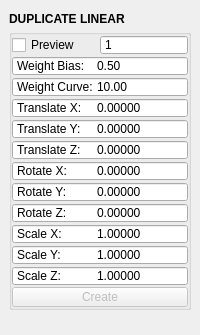
The window that mayatk/edit_utils/duplicate_linear.ui (m3trik/mayatk) describes before a commit, drawn with Qt 5.
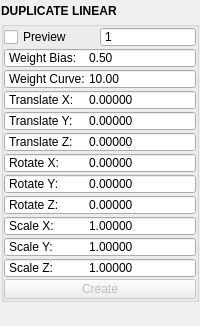
The same window after the commit. Custom widgets are drawn as their Qt base class.

The edit to the form file:
```diff
--- a/mayatk/edit_utils/duplicate_linear.ui
+++ b/mayatk/edit_utils/duplicate_linear.ui
@@ -7,7 +7,7 @@
     <x>0</x>
     <y>0</y>
     <width>200</width>
-    <height>335</height>
+    <height>326</height>
    </rect>
   </property>
   <property name="tabShape">
@@ -30,6 +30,18 @@
     </size>
    </property>
    <layout class="QVBoxLayout" name="verticalLayout_2">
+    <property name="leftMargin">
+     <number>1</number>
+    </property>
+    <property name="topMargin">
+     <number>1</number>
+    </property>
+    <property name="rightMargin">
+     <number>1</number>
+    </property>
+    <property name="bottomMargin">
+     <number>1</number>
+    </property>
     <item>
      <layout class="QVBoxLayout" name="verticalLayout">
       <property name="spacing">
```
